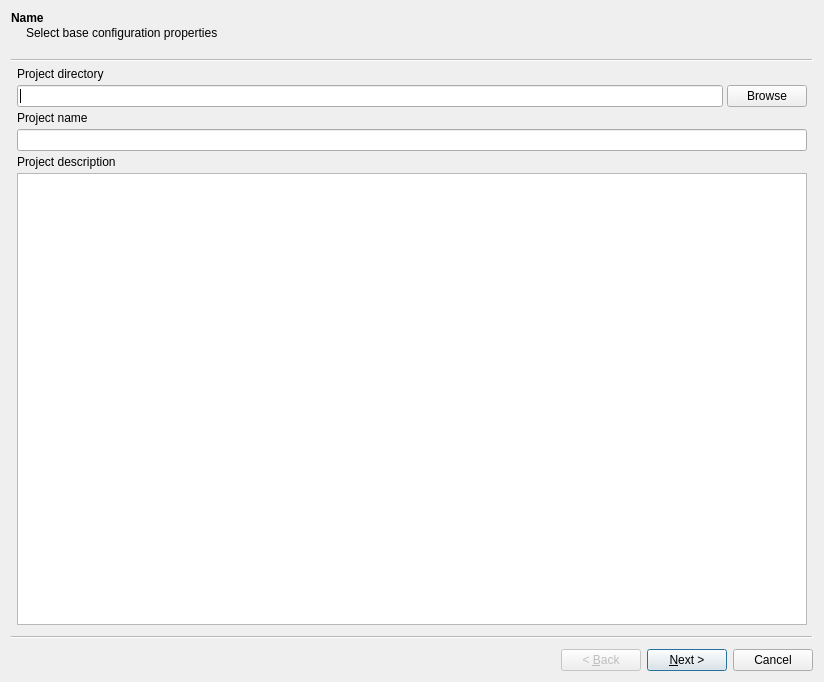
This is GUI/Qt/UCreateConfigurationWizardWidget.ui in aicommunity/Rdk as Qt 5 draws it before an edit. The edited form follows.
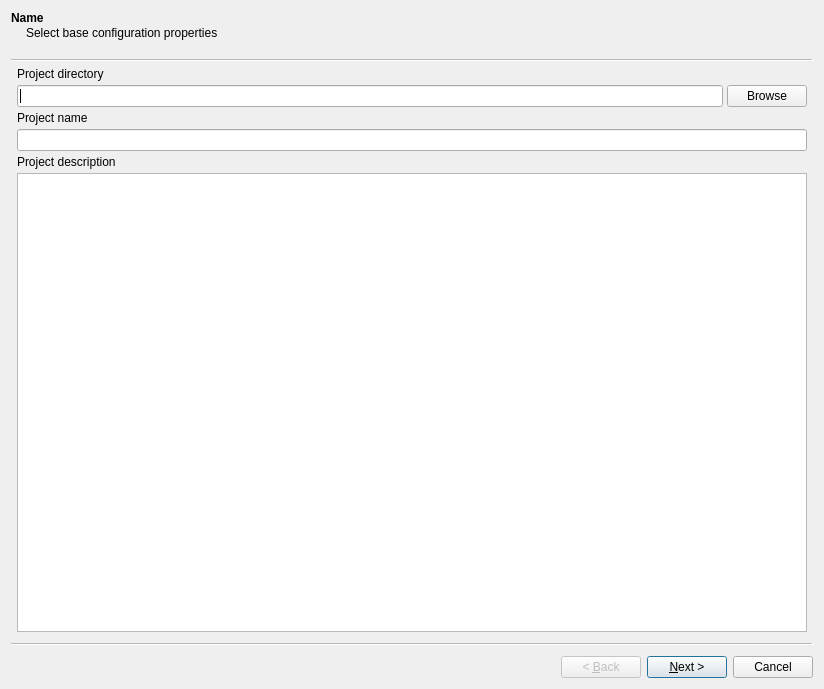
This is the edited form.

The edit to the form file:
```diff
--- a/GUI/Qt/UCreateConfigurationWizardWidget.ui
+++ b/GUI/Qt/UCreateConfigurationWizardWidget.ui
@@ -7,7 +7,7 @@
     <x>0</x>
     <y>0</y>
     <width>824</width>
-    <height>682</height>
+    <height>689</height>
    </rect>
   </property>
   <property name="windowTitle">
```
Left out of the diff: 9 changed lines with no effect on the pictures.
